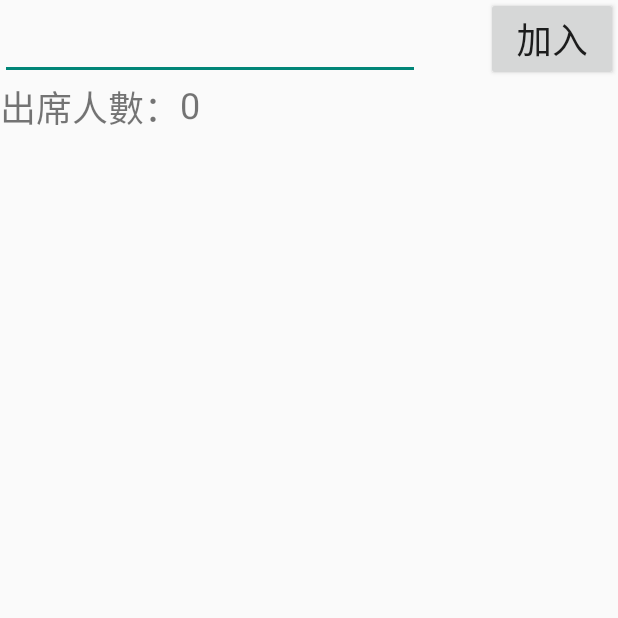
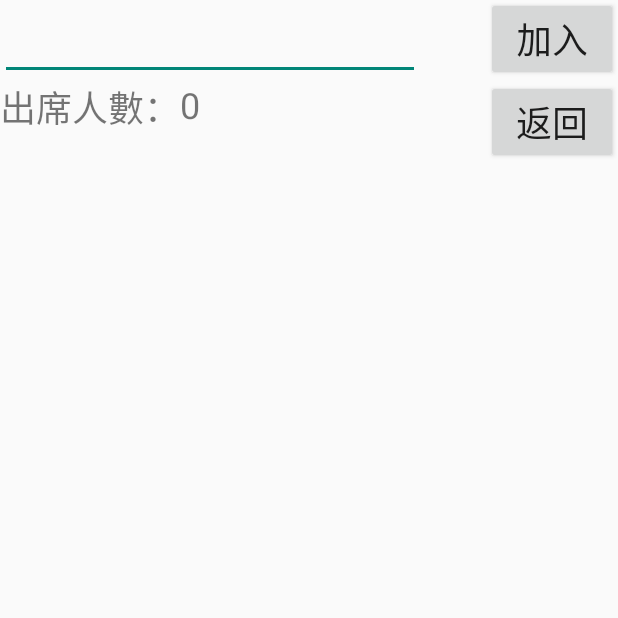
Before and after one commit to WellyHong/GiftExchange, an Android app: the AttendantActivity screen opened directly, with no data from a screen before it, on a phone screen of 412 x 824 dp, the top half of it. Run offline under Robolectric (Android 15) with nearby library versions, the phone set to English and light mode, and no system bars.

Commit message:
add back btn,

```diff
--- a/WheelViewSample/src/main/res/layout/activity_attendant.xml
+++ b/WheelViewSample/src/main/res/layout/activity_attendant.xml
@@ -3,6 +3,17 @@
     xmlns:app="http://schemas.android.com/apk/res-auto"
     xmlns:tools="http://schemas.android.com/tools"
     android:layout_width="match_parent" android:layout_height="match_parent">
+
+    <Button
+        android:text="@string/register_add_btn"
+        android:layout_width="wrap_content"
+        android:layout_height="wrap_content"
+        android:id="@+id/btn_add"
+        android:layout_alignBaseline="@+id/editText2"
+        android:layout_alignBottom="@+id/editText2"
+        android:layout_alignParentRight="true"
+        android:layout_alignParentEnd="true"
+        android:textSize="24sp" />
 
     <TextView
         android:id="@+id/label_attentdant"
@@ -46,13 +57,12 @@
         android:layout_alignParentStart="true" />
 
     <Button
-        android:text="@string/register_add_btn"
+        android:text="@string/btn_back"
         android:layout_width="wrap_content"
         android:layout_height="wrap_content"
-        android:id="@+id/btn_add"
-        android:layout_alignBaseline="@+id/editText2"
-        android:layout_alignBottom="@+id/editText2"
+        android:id="@+id/btn_back"
+        android:textSize="24sp"
+        android:layout_below="@+id/editText2"
         android:layout_alignParentRight="true"
-        android:layout_alignParentEnd="true"
-        android:textSize="24sp" />
+        android:layout_alignParentEnd="true" />
 </RelativeLayout>
--- a/WheelViewSample/src/main/res/layout/activity_main.xml
+++ b/WheelViewSample/src/main/res/layout/activity_main.xml
@@ -12,7 +12,7 @@
         app:rotatableWheelDrawable="false"
         app:selectionAngle="90.0"
         app:selectionColor="@color/teal_900"
-        app:selectionPadding="7dp"
+        app:selectionPadding="4dp"
         app:repeatItems="true"
         app:wheelRadius="276dp"
         app:wheelItemCount="14"
--- a/WheelViewSample/src/main/res/values/strings.xml
+++ b/WheelViewSample/src/main/res/values/strings.xml
@@ -11,6 +11,7 @@
     <string name="text_no_gift">沒有禮物可交換了喔!</string>
     <string name="text_is_giftexchanged">禮物已交換</string>
     <string name="register_add_btn">加入</string>
+    <string name="btn_back">返回</string>
     <string name="hello_world">Hello world!</string>
     <string name="action_settings">Settings</string>
 
```
